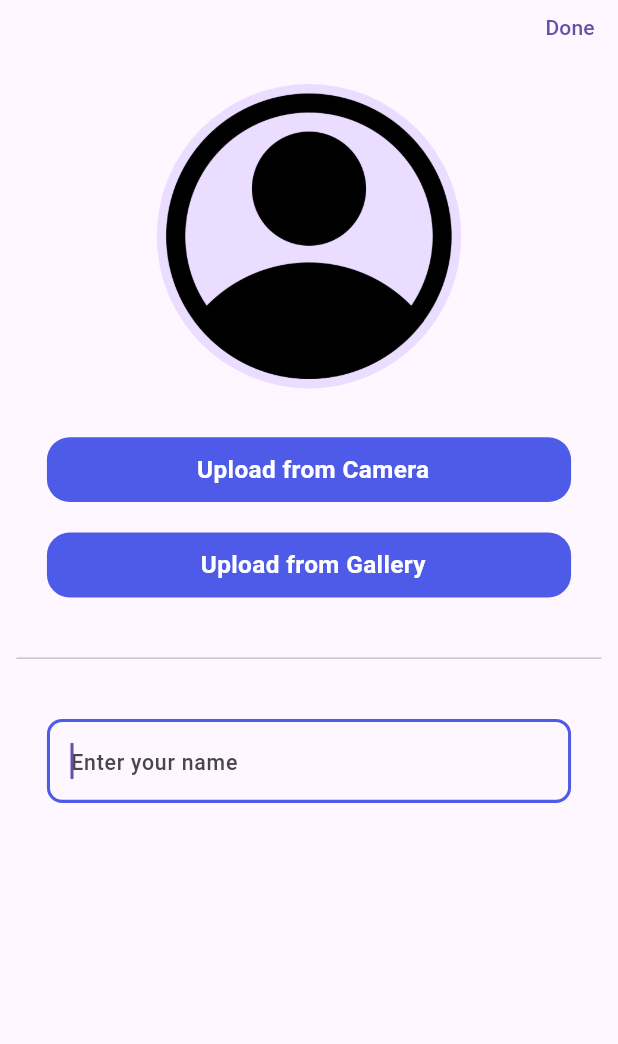
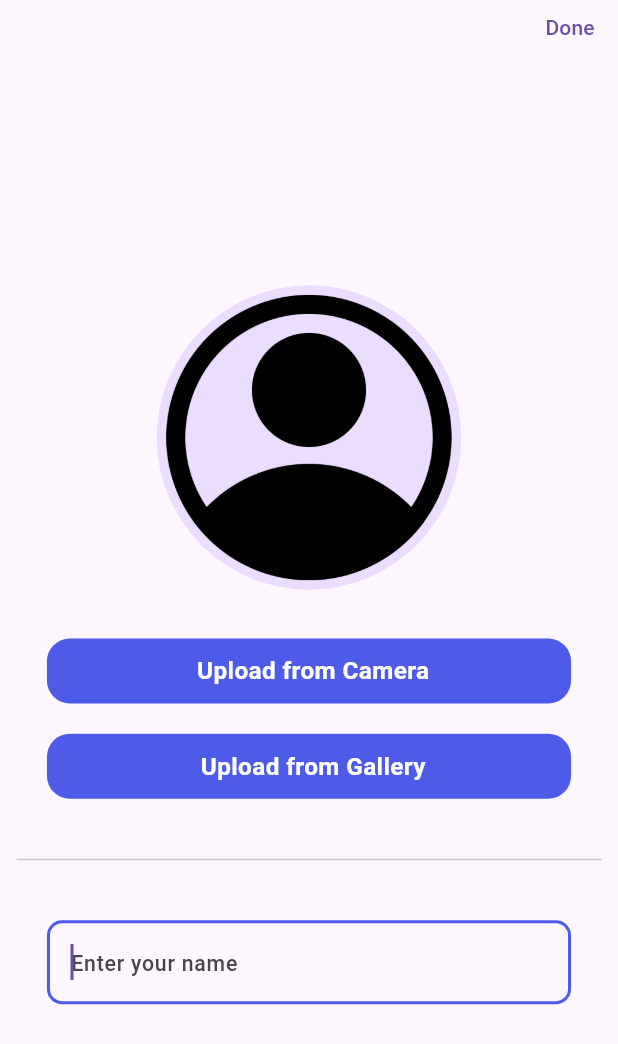
Before and after one commit to Mohammad2305/pathway, a Flutter app: the screen it shows after launch, on a phone screen of 412 x 824 dp. Shown: the top 1044 px of the screen. Run offline on Flutter 3.47's test engine with Material 3 defaults, Android fonts, the phone set to English and light mode, and no system bars; our stand-ins replace flutter_form_builder, flutter_screenutil, form_builder_validators, hive, hive_flutter, image_picker and 1 more; accounts and stored records are empty.

Commit message:
simple edit in ui

```diff
--- a/lib/cores/shared/themes/app_input_border_style.dart
+++ b/lib/cores/shared/themes/app_input_border_style.dart
@@ -4,7 +4,7 @@ import '../constants/app_colors.dart';
 
 class AppBorderStyles{
   static InputBorder border = OutlineInputBorder(
-      borderSide: BorderSide(color: Colors.black, width: 2.sp),
+      borderSide: BorderSide(color: Colors.black, width: 2.sp,),
       borderRadius: BorderRadius.circular(10.r)
   );
 
--- a/lib/cores/shared/ui/widgets/change_image.dart
+++ b/lib/cores/shared/ui/widgets/change_image.dart
@@ -7,7 +7,8 @@ import 'custom_button.dart';
 
 class ChangeImage extends StatefulWidget {
   final void Function(String? imgPath) onTap;
-  const ChangeImage({super.key, required this.onTap});
+  final bool isFirstSet;
+  const ChangeImage({super.key, required this.onTap, required this.isFirstSet});
 
   @override
   State<ChangeImage> createState() => _ChangeImageState();
@@ -27,15 +28,15 @@ class _ChangeImageState extends State<ChangeImage> {
           CustomButton(
             onTap: () async{
               widget.onTap(await chooseCameraImage());
-              popBack(context);
+              widget.isFirstSet ? null : popBack(context);
             },
             decoration: AppBoxDecoration.actionButtonDecoration,
             label: "Upload from Camera",
           ),
           CustomButton(
             onTap: () async{
-              popBack(context);
               widget.onTap(await chooseGalleryImage());
+              widget.isFirstSet ? null : popBack(context);
             },
             decoration: AppBoxDecoration.actionButtonDecoration,
             label: "Upload from Gallery",
--- a/lib/cores/shared/ui/widgets/custom_input.dart
+++ b/lib/cores/shared/ui/widgets/custom_input.dart
@@ -1,5 +1,7 @@
 import 'package:flutter/material.dart';
 import 'package:flutter_screenutil/flutter_screenutil.dart';
+import 'package:pathway/cores/shared/caches/cache_helper.dart';
+import 'package:pathway/cores/shared/constants/app_constants.dart';
 import 'package:pathway/cores/utils/models/functions/app_input_decoration.dart';
 import '../../../utils/models/classes/input_info.dart';
 import '../../themes/app_text_styles.dart';
@@ -42,7 +44,7 @@ class GeneralInput extends StatelessWidget {
       maxLines: inputInfo.maxLine,
       maxLength: inputInfo.maxLength,
       keyboardType: inputInfo.keyboardType ?? TextInputType.text,
-      decoration: inputDecoration(inputInfo),
+      decoration: inputDecoration(inputInfo, CacheHelper.getData(AppConstants.appDarkMode)??false),
       onChanged: inputInfo.onChanged,
       focusNode: focusNode,
     );
--- a/lib/cores/utils/models/functions/app_input_decoration.dart
+++ b/lib/cores/utils/models/functions/app_input_decoration.dart
@@ -1,18 +1,23 @@
 import 'package:flutter/material.dart';
+import 'package:flutter_screenutil/flutter_screenutil.dart';
 import '../../../shared/themes/app_input_border_style.dart';
 import '../../../shared/themes/app_text_styles.dart';
 import '../classes/input_info.dart';
 
-InputDecoration inputDecoration(InputInfo inputInfo){
+InputDecoration inputDecoration(InputInfo inputInfo, bool isDark){
   return InputDecoration(
     // helperText: maxLength==null ? null : "$label length",
     hintStyle: AppTextStyles.textFtS14FW500Cbt,
     prefixIcon: inputInfo.prefixWidget,
     suffixIcon: inputInfo.suffixWidget,
     hintText: inputInfo.hint,
-    border: AppBorderStyles.border,
+    border: AppBorderStyles.border.copyWith(
+      borderSide: BorderSide(color: isDark ? Colors.white : Colors.black, width: 2.sp)
+    ),
     focusedBorder: AppBorderStyles.focusedBorder,
-    enabledBorder: AppBorderStyles.enabledBorder,
+    enabledBorder: AppBorderStyles.enabledBorder.copyWith(
+        borderSide: BorderSide(color: isDark ? Colors.white : Colors.black, width: 2.sp)
+    ),
     errorBorder: AppBorderStyles.errorBorder,
     disabledBorder: AppBorderStyles.disabledBorder,
   );
--- a/lib/features/profile_screen/presentation/ui/sections/profile_body.dart
+++ b/lib/features/profile_screen/presentation/ui/sections/profile_body.dart
@@ -33,6 +33,7 @@ class _ProfileBodyState extends State<ProfileBody> {
               showCustomBottomSheet(
                 context,
                 ChangeImage(
+                  isFirstSet: false,
                   onTap: (String? imgPath) {
                     setState(() {
                       CacheHelper.setData(AppConstants.appUserImage, imgPath);
--- a/lib/features/set_user_info_screen/presentation/set_user_info_screen.dart
+++ b/lib/features/set_user_info_screen/presentation/set_user_info_screen.dart
@@ -29,7 +29,7 @@ class _SetUserInfoScreenState extends State<SetUserInfoScreen> {
       ),
       body: Form(
         key: formKey,
-        child: SingleChildScrollView(child: SetUserInfoBody()),
+        child: Center(child: SingleChildScrollView(child: SetUserInfoBody())),
       ),
     );
   }
--- a/lib/features/set_user_info_screen/presentation/ui/sections/set_user_info_body.dart
+++ b/lib/features/set_user_info_screen/presentation/ui/sections/set_user_info_body.dart
@@ -17,8 +17,7 @@ class _SetUserInfoBodyState extends State<SetUserInfoBody> {
   TextEditingController setNameController = TextEditingController();
   @override
   Widget build(BuildContext context) {
-    return Center(
-      child: Padding(
+    return Padding(
       padding: EdgeInsets.symmetric(horizontal: 10.w),
       child: Column(
         mainAxisAlignment: MainAxisAlignment.center,
@@ -28,6 +27,7 @@ class _SetUserInfoBodyState extends State<SetUserInfoBody> {
             radius: 100.sp,
           ),
           ChangeImage(
+            isFirstSet: true,
             onTap: (String? imgPath) {
               CacheHelper.setData(AppConstants.appUserImage, imgPath);
               setState(() {});
@@ -43,7 +43,6 @@ class _SetUserInfoBodyState extends State<SetUserInfoBody> {
           ),
         ],
       ),
-      ),
     );
   }
 }
```
Also changed, not shown: lib/cores/utils/models/functions/dates.dart (+6 -1 lines), lib/cores/utils/models/functions/determine_dark_mode_color.dart (added, +7 -0 lines), lib/features/home_screen/presentation/ui/widgets/date_filter_item.dart (+6 -3 lines). Lines whose indentation alone changed are shown as unchanged.
